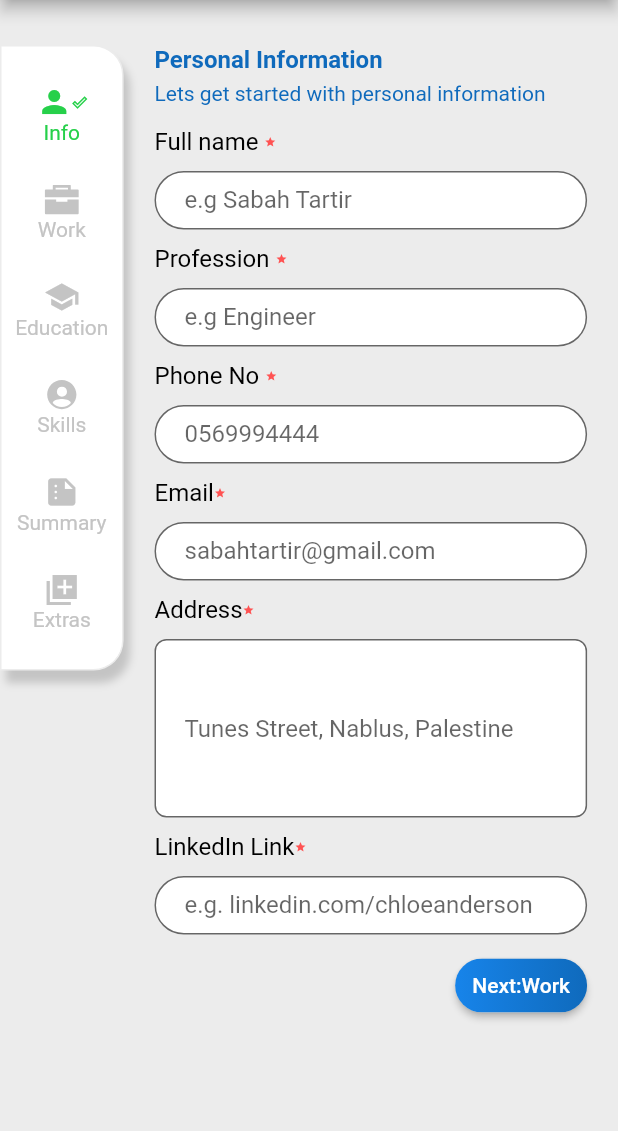
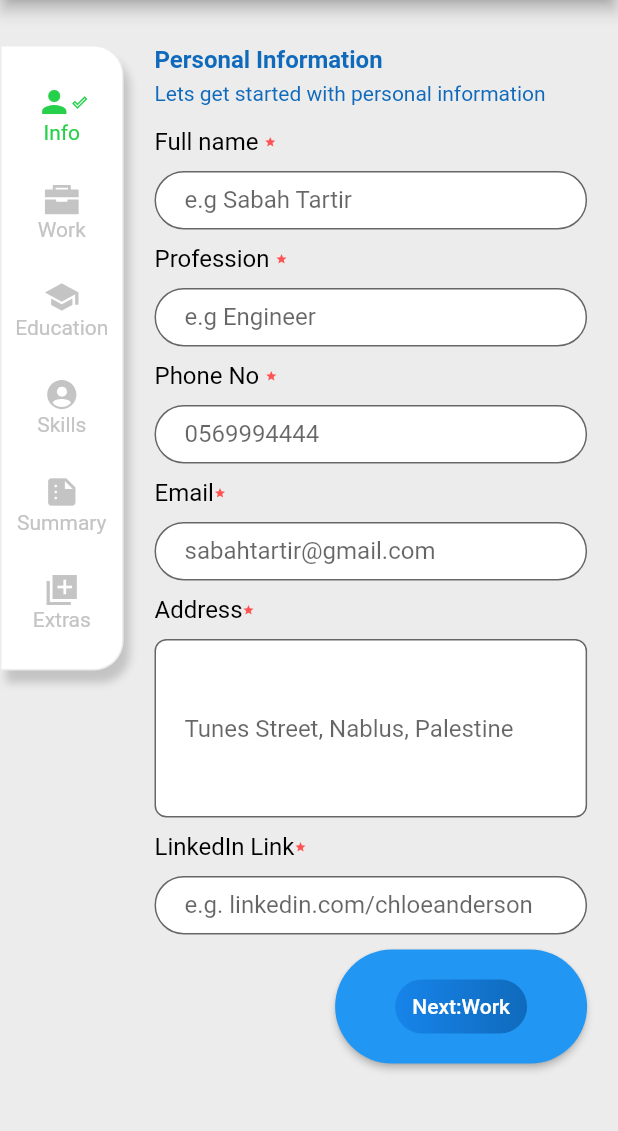
Before and after one commit to SabahTARTIR365/cv_builder_app, a Flutter app: the BuildCvScreen screen opened directly, on a phone screen of 412 x 824 dp, the part 84-1215 px from its top. Run offline on Flutter 3.47's test engine with Material 2 defaults, Android fonts, the phone set to English and light mode, and no system bars; our stand-ins replace dotted_border, flutter_markdown, iconsax, im_stepper, ionicons, open_file and 1 more; missing offline and left inert: markdown_editable_textinput, syncfusion_flutter_pdf; accounts and stored records are empty.

Commit message:
fix raised button class due updating version of flutter

```diff
--- a/lib/views/widgets/next_button.dart
+++ b/lib/views/widgets/next_button.dart
@@ -9,10 +9,14 @@ class NextButton extends StatelessWidget
   @override
   Widget build(BuildContext context) {
      return
-       RaisedButton(
+       ElevatedButton(
          onPressed: onPressed,
-         shape: RoundedRectangleBorder(borderRadius: BorderRadius.circular(80.0)),
-         padding: const EdgeInsets.all(0.0),
+        // shape: RoundedRectangleBorder(borderRadius: BorderRadius.circular(80.0)),
+         style: ElevatedButton.styleFrom(
+           padding: EdgeInsets.symmetric(horizontal: 40.0, vertical: 20.0),
+           shape: StadiumBorder(),
+         ),
+         //padding: const EdgeInsets.all(0.0),
          child: Ink(
            decoration: const BoxDecoration(
              gradient: LinearGradient(
```
Also changed, not shown: lib/views/widgets/skill_widget.dart (+8 -2 lines).
